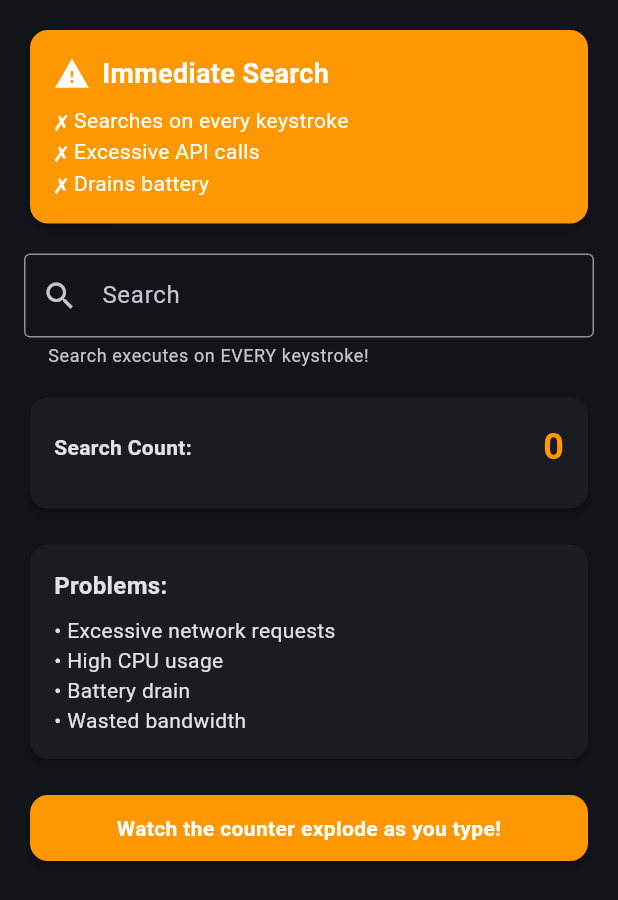
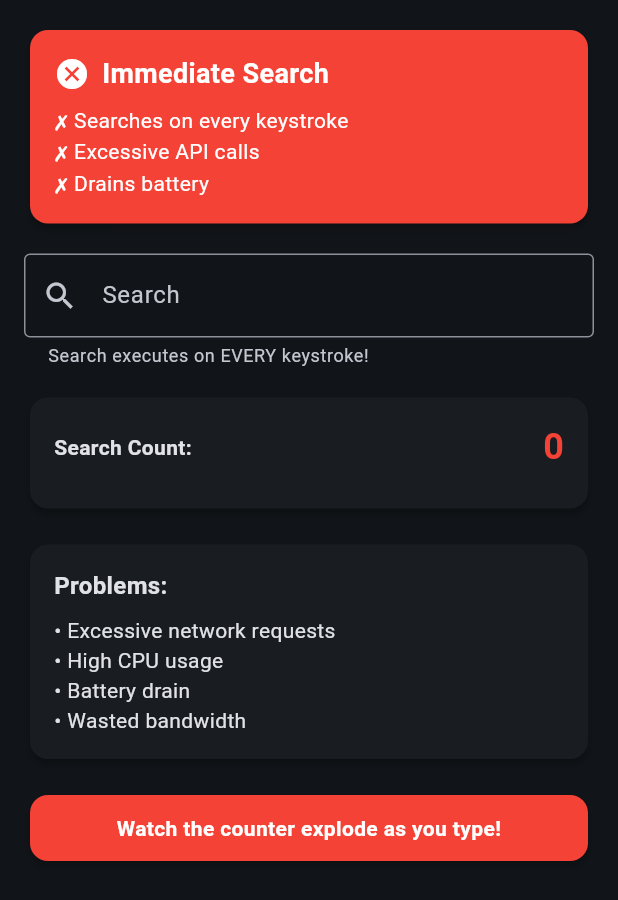
Before and after one commit to MrManini/flutter_memory_and_battery, a Flutter app: the _NonOptimizedDebouncingExample widget shown alone on an empty page, opened directly, on a phone screen of 412 x 824 dp. Shown: the top 900 px of the screen. Run offline on Flutter 3.47's test engine with Material 3 defaults, Android fonts, the light colour scheme and no system bars; our stand-ins replace cached_network_image, equatable, logger.

Commit message:
debouncing example logs adjusted

```diff
--- a/lib/presentation/pages/examples/debouncing_example.dart
+++ b/lib/presentation/pages/examples/debouncing_example.dart
@@ -1,6 +1,7 @@
 import 'package:flutter/material.dart';
 import '../../../core/constants/app_constants.dart';
 import '../../../core/utils/performance_utils.dart';
+import '../../../core/utils/app_logger.dart';
 import '../../widgets/comparison_view.dart';
 
 /// Example demonstrating debouncing for battery optimization
@@ -40,13 +41,21 @@ class _OptimizedDebouncingExampleState
   String _lastSearch = '';
 
   @override
+  void initState() {
+    super.initState();
+    AppLogger.info('✅ OPTIMIZED: Debouncer initialized with ${AppConstants.debounceMilliseconds}ms delay');
+  }
+
+  @override
   void dispose() {
     _controller.dispose();
     _debouncer.dispose();
+    AppLogger.info('✅ OPTIMIZED: Debouncer disposed - search operations cancelled');
     super.dispose();
   }
 
   void _onSearchChanged(String query) {
+    AppLogger.debug('🔤 OPTIMIZED: User typed: "$query" - debouncing...');
     _debouncer(() {
       // This only executes after user stops typing for 500ms
       setState(() {
@@ -54,7 +63,7 @@ class _OptimizedDebouncingExampleState
         _lastSearch = query;
       });
       // Simulate API call
-      debugPrint('Performing search for: $query');
+      AppLogger.info('🔍 OPTIMIZED: Debounced search performed for: "$query" (Search #$_searchCount)');
     });
   }
 
@@ -195,19 +204,27 @@ class _NonOptimizedDebouncingExampleState
   String _lastSearch = '';
 
   @override
+  void initState() {
+    super.initState();
+    AppLogger.warning('⚠️ NON-OPTIMIZED: No debouncing - will search on every keystroke!');
+  }
+
+  @override
   void dispose() {
     _controller.dispose();
+    AppLogger.warning('⚠️ NON-OPTIMIZED: Controller disposed but no debouncer to clean up');
     super.dispose();
   }
 
   void _onSearchChanged(String query) {
     // PROBLEM: This executes on EVERY keystroke!
+    AppLogger.debug('🔤 NON-OPTIMIZED: User typed: "$query" - searching immediately...');
     setState(() {
       _searchCount++;
       _lastSearch = query;
     });
     // Simulate API call on every keystroke - very inefficient!
-    debugPrint('Performing search for: $query');
+    AppLogger.error('❌ NON-OPTIMIZED: Immediate search on keystroke for: "$query" (Search #$_searchCount)');
   }
 
   @override
@@ -216,7 +233,7 @@ class _NonOptimizedDebouncingExampleState
       padding: const EdgeInsets.all(16),
       children: [
         const Card(
-          color: Colors.orange,
+          color: Colors.red,
           child: Padding(
             padding: EdgeInsets.all(16),
             child: Column(
@@ -224,7 +241,7 @@ class _NonOptimizedDebouncingExampleState
               children: [
                 Row(
                   children: [
-                    Icon(Icons.warning, color: Colors.white),
+                    Icon(Icons.cancel, color: Colors.white),
                     SizedBox(width: 8),
                     Text(
                       'Immediate Search',
@@ -282,7 +299,7 @@ class _NonOptimizedDebouncingExampleState
                       style: const TextStyle(
                         fontSize: 24,
                         fontWeight: FontWeight.bold,
-                        color: Colors.orange,
+                        color: Colors.red,
                       ),
                     ),
                   ],
@@ -316,7 +333,7 @@ class _NonOptimizedDebouncingExampleState
         ),
         const SizedBox(height: 16),
         const Card(
-          color: Colors.orange,
+          color: Colors.red,
           child: Padding(
             padding: EdgeInsets.all(12),
             child: Text(
```
